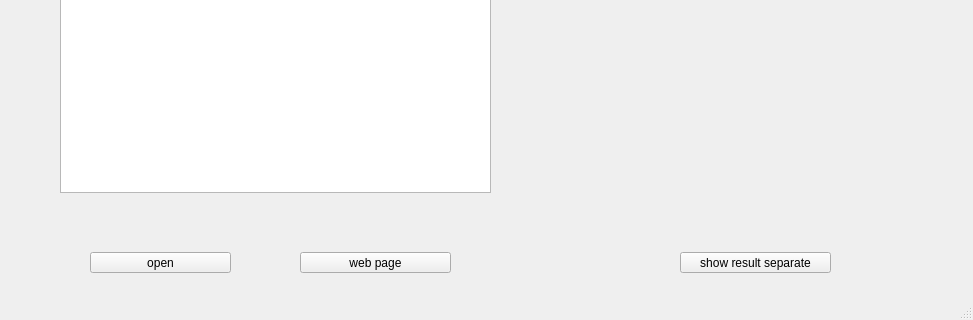
Qt form web-crawler/mainwindow.ui (zolfaShefreie/web-crawler) before a commit; both pictures show x 0 to 973 and y 295 to 615 of the 973 by 615 pixel window.
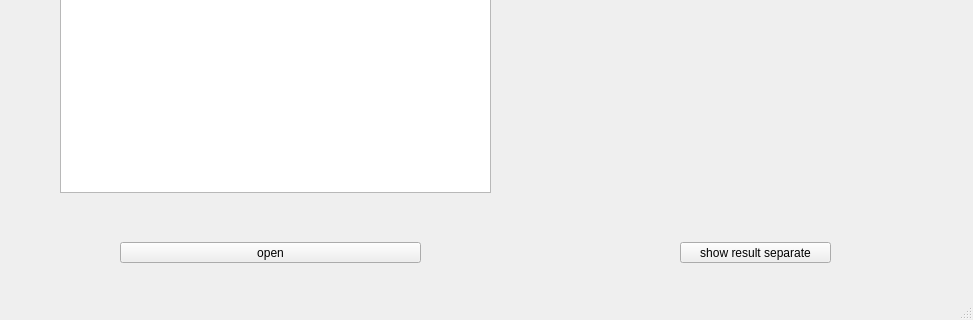
The same form after that commit.

Commit message: result_page

What changed in the file:
```diff
--- a/web-crawler/mainwindow.ui
+++ b/web-crawler/mainwindow.ui
@@ -95,25 +95,12 @@
      </rect>
     </property>
    </widget>
-   <widget class="QPushButton" name="pushButton_3">
-    <property name="geometry">
-     <rect>
-      <x>300</x>
-      <y>530</y>
-      <width>151</width>
-      <height>21</height>
-     </rect>
-    </property>
-    <property name="text">
-     <string>web page</string>
-    </property>
-   </widget>
    <widget class="QPushButton" name="pushButton_4">
     <property name="geometry">
      <rect>
-      <x>90</x>
-      <y>530</y>
-      <width>141</width>
+      <x>120</x>
+      <y>520</y>
+      <width>301</width>
       <height>21</height>
      </rect>
     </property>
@@ -125,7 +112,7 @@
     <property name="geometry">
      <rect>
       <x>680</x>
-      <y>530</y>
+      <y>520</y>
       <width>151</width>
       <height>21</height>
      </rect>
```
The commit also changes 3 other files.
